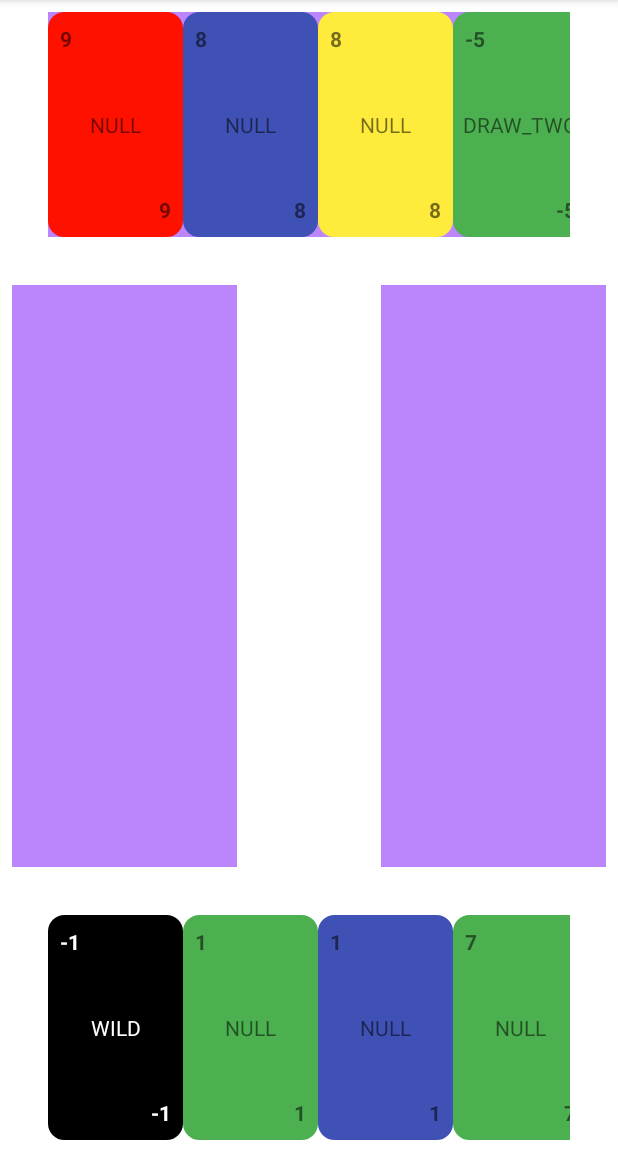
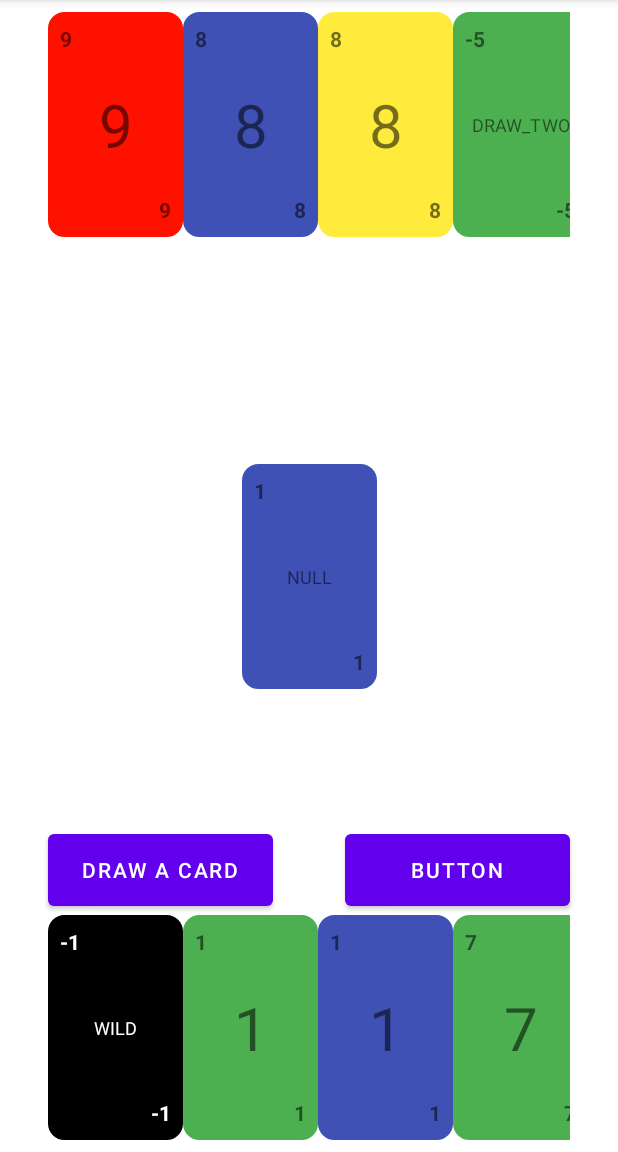
Before and after one commit to jacowarrion/ichi-project, an Android app: the OfflineGameActivity screen opened directly, with no data from a screen before it, on a phone screen of 412 x 824 dp, the part 84-1236 px from its top. Run offline under Robolectric (Android 15) with nearby library versions, the phone set to English and light mode, and no system bars.

Commit message:
abbozzo di interfaccia e sviluppo offline

```diff
--- a/app/src/main/java/com/example/ichiproject/GameManager.java
+++ b/app/src/main/java/com/example/ichiproject/GameManager.java
@@ -3,6 +3,7 @@ package com.example.ichiproject;
 import com.example.ichiproject.cards.Card;
 import com.example.ichiproject.enums.EnCardColor;
 import com.example.ichiproject.enums.EnCardEffect;
+import com.example.ichiproject.players.Bot;
 import com.example.ichiproject.players.Player;
 
 import java.util.ArrayList;
@@ -151,7 +152,9 @@ public class GameManager {
                 break;
         }
         lastPlayed.disableEffect();
-        _players.get(_currentPlayer).playTurn(this);
+        if(_players.get(_currentPlayer) instanceof Bot){
+            _players.get(_currentPlayer).playTurn(this);
+        }
     }
 
     private void nextPlayer() {
@@ -167,6 +170,7 @@ public class GameManager {
             System.out.println("\n\n\nVICOTRY\n\n\n");
             _players.remove(player);
         }
+        nextTurn();
         return _fieldDeck.add(card);
     }
 
--- a/app/src/main/java/com/example/ichiproject/game/OfflineGameActivity.java
+++ b/app/src/main/java/com/example/ichiproject/game/OfflineGameActivity.java
@@ -16,6 +16,7 @@ import com.example.ichiproject.GameManager;
 import com.example.ichiproject.R;
 import com.example.ichiproject.cards.Card;
 import com.example.ichiproject.enums.EnCardColor;
+import com.example.ichiproject.enums.EnCardEffect;
 import com.example.ichiproject.players.Bot;
 import com.example.ichiproject.players.Player;
 
@@ -25,27 +26,51 @@ public class OfflineGameActivity extends AppCompatActivity {
 
     private GameManager gameManager;
     private Player player;
-
+    private Card selectedCard = null;
+    private View selectedCardView = null;
+    private Card cardDrawn = null;
 
     @Override
     protected void onCreate(Bundle savedInstanceState) {
         super.onCreate(savedInstanceState);
         setContentView(R.layout.activity_offline_game);
         gameManager = new GameManager();
-        player = new Player(new Random().nextInt(), "player1");
+        player = new Player(1, "player1");
         gameManager.addPlayer(player);
-        Bot bot1 = new Bot(new Random().nextInt(), "bot1");
-        Bot bot2 = new Bot(new Random().nextInt(), "bot2");
-        Bot bot3 = new Bot(new Random().nextInt(), "bot3");
+        Bot bot1 = new Bot(2, "bot1");
         gameManager.addPlayer(bot1);
-        gameManager.addPlayer(bot2);
-        gameManager.addPlayer(bot3);
         gameManager.init();
-
+        setCardOnField(gameManager.getLastPlayedCard());
         LinearLayout layout = findViewById(R.id.playerHand);
 
+        this.setCardsOnPlayersHand(layout, player, false);
+
+        LinearLayout layout2 = findViewById(R.id.bot1Hand);
+        this.setCardsOnPlayersHand(layout2, bot1, true);
+
+        // bottone per giocare la carta
+        findViewById(R.id.playCardBtn).setOnClickListener(v -> {
+            if (selectedCard != null) {
+                if (gameManager.playCard(player, selectedCard)) {
+                    layout.removeView(selectedCardView);
+                    setCardOnField(selectedCard);
+                    selectedCard = null;
+                    selectedCardView = null;
+                }
+            }
+        });
+        findViewById(R.id.drawCardBtn).setOnClickListener(v -> {
+            if (cardDrawn == null) {
+                cardDrawn = player.draw(1, gameManager)[0];
+                ((TextView) v).setText("Pass turn");
+            } else {
+                gameManager.nextTurn();
+            }
+        });
+    }
+
+    private void setCardsOnPlayersHand(LinearLayout layout, Player player, boolean isBot) {
         for (Card card : player.getHand()) {
-
             View view = getLayoutInflater().inflate(R.layout.card, layout, false);
             view.getBackground().setColorFilter(getColor(card.getColorId()), PorterDuff.Mode.SRC_ATOP);
             TextView textView = view.findViewById(R.id.number_top);
@@ -53,34 +78,49 @@ public class OfflineGameActivity extends AppCompatActivity {
             TextView textView2 = view.findViewById(R.id.number_bottom);
             textView2.setText(String.valueOf(card.getNumber()));
             TextView textView3 = view.findViewById(R.id.symbol);
-            textView3.setText(String.valueOf(card.getEffect()));
-            if(card.getColor().equals(EnCardColor.NULL)){
+            if (card.getEffect().equals(EnCardEffect.NULL)) {
+                textView3.setText(String.valueOf(card.getNumber()));
+                textView3.setTextSize(40f);
+            } else {
+                textView3.setText(String.valueOf(card.getEffect()));
+            }
+            if (card.getColor().equals(EnCardColor.NULL)) {
                 textView.setTextColor(getColor(R.color.white));
                 textView2.setTextColor(getColor(R.color.white));
                 textView3.setTextColor(getColor(R.color.white));
             }
+            view.setOnClickListener(v -> {
+                if (gameManager.canPlayCard(card)) {
+                    // non posso giocare altre carte se ho pescato
+                    if (cardDrawn != null && card != cardDrawn) return;
+                    selectedCard = card;
+                    selectedCardView = v;
+                    System.out.println("can play card" + card);
+                } else {
+                    System.out.println("cant play card" + card);
+                }
+            });
             layout.addView(view);
         }
+    }
 
-        LinearLayout layout2 = findViewById(R.id.linearLayout);
-
-        for (Card card : bot1.getHand()) {
-
-            View view = getLayoutInflater().inflate(R.layout.card, layout2, false);
-            view.getBackground().setColorFilter(getColor(card.getColorId()), PorterDuff.Mode.SRC_ATOP);
-            TextView textView = view.findViewById(R.id.number_top);
-            textView.setText(String.valueOf(card.getNumber()));
-            TextView textView2 = view.findViewById(R.id.number_bottom);
-            textView2.setText(String.valueOf(card.getNumber()));
-            TextView textView3 = view.findViewById(R.id.symbol);
-            textView3.setText(String.valueOf(card.getEffect()));
-            if(card.getColor().equals(EnCardColor.NULL)){
-                textView.setTextColor(getColor(R.color.white));
-                textView2.setTextColor(getColor(R.color.white));
-                textView3.setTextColor(getColor(R.color.white));
-            }
-            layout2.addView(view);
+    private void setCardOnField(Card card) {
+        LinearLayout layout = findViewById(R.id.field);
+        layout.removeAllViews();
+        View view = getLayoutInflater().inflate(R.layout.card, layout, false);
+        view.getBackground().setColorFilter(getColor(card.getColorId()), PorterDuff.Mode.SRC_ATOP);
+        TextView textView = view.findViewById(R.id.number_top);
+        textView.setText(String.valueOf(card.getNumber()));
+        TextView textView2 = view.findViewById(R.id.number_bottom);
+        textView2.setText(String.valueOf(card.getNumber()));
+        TextView textView3 = view.findViewById(R.id.symbol);
+        textView3.setText(String.valueOf(card.getEffect()));
+        if (card.getColor().equals(EnCardColor.NULL)) {
+            textView.setTextColor(getColor(R.color.white));
+            textView2.setTextColor(getColor(R.color.white));
+            textView3.setTextColor(getColor(R.color.white));
         }
+        layout.addView(view);
 
     }
 }
--- a/app/src/main/java/com/example/ichiproject/players/Bot.java
+++ b/app/src/main/java/com/example/ichiproject/players/Bot.java
@@ -39,7 +39,7 @@ public class Bot extends Player{
         gameManager.nextTurn();
     }
 
-    public void playCard(GameManager gameManager, Card card){
+    public boolean playCard(GameManager gameManager, Card card){
         switch (card.getEffect()){
             case WILD:
             case WILD_DRAW_FOUR:
@@ -47,7 +47,7 @@ public class Bot extends Player{
             default:
                 break;
         }
-        gameManager.playCard(this, card);
+        return gameManager.playCard(this, card);
     }
 
 }
--- a/app/src/main/java/com/example/ichiproject/players/Player.java
+++ b/app/src/main/java/com/example/ichiproject/players/Player.java
@@ -28,12 +28,14 @@ public class Player {
     }
 
     public void playTurn(GameManager gameManager) {
-        ArrayList<Card> playableCards = gameManager.getPlayableCardsForPlayer(this);
-        if(playableCards.size() > 0) playCard(gameManager, playableCards.get(0));
-        gameManager.nextTurn();
+        //ArrayList<Card> playableCards = gameManager.getPlayableCardsForPlayer(this);
+        //if(playableCards.size() > 0) playCard(gameManager, playableCards.get(0));
+        //gameManager.nextTurn();
     }
 
-    public void playCard(GameManager gameManager, Card card){
+    public boolean playCard(GameManager gameManager, Card card){
+        System.out.println(gameManager.getCurrentPlayer().get_id() + " - " + get_id());
+        if(gameManager.getCurrentPlayer().get_id() != get_id()) return false;
         switch (card.getEffect()){
             case WILD:
                 card.setColor(EnCardColor.BLUE);
@@ -44,7 +46,7 @@ public class Player {
             default:
                 break;
         }
-        gameManager.playCard(this, card);
+        return gameManager.playCard(this, card);
     }
 
     public Card selectCard(int index) {
--- a/app/src/main/res/layout/activity_offline_game.xml
+++ b/app/src/main/res/layout/activity_offline_game.xml
@@ -6,31 +6,96 @@
     android:layout_height="match_parent"
     tools:context=".game.OfflineGameActivity">
 
-    <LinearLayout
+    <HorizontalScrollView
+        android:id="@+id/bot1Hand_scroll"
+        android:layout_width="0dp"
+        android:layout_height="150dp"
+        android:layout_marginStart="32dp"
+        android:layout_marginTop="8dp"
+        android:layout_marginEnd="32dp"
+        android:forceHasOverlappingRendering="true"
+        android:orientation="horizontal"
+        android:overScrollMode="always"
+        android:scrollbars="none"
+        app:layout_constraintEnd_toEndOf="parent"
+        app:layout_constraintStart_toStartOf="parent"
+        app:layout_constraintTop_toTopOf="parent"
+        tools:ignore="SpeakableTextPresentCheck">
+
+        <LinearLayout
+            android:id="@+id/bot1Hand"
+            android:layout_width="wrap_content"
+            android:layout_height="match_parent"
+            android:orientation="horizontal" />
+
+    </HorizontalScrollView>
+
+    <HorizontalScrollView
+        android:id="@+id/bot2Hand_scroll"
         android:layout_width="150dp"
         android:layout_height="0dp"
         android:layout_marginStart="8dp"
-        android:layout_marginTop="32dp"
-        android:layout_marginBottom="32dp"
-        android:background="@color/purple_200"
-        android:orientation="vertical"
-        app:layout_constraintBottom_toTopOf="@+id/playerHand_scroll"
+        android:layout_marginTop="200dp"
+        android:layout_marginBottom="200dp"
+        android:forceHasOverlappingRendering="true"
+        android:orientation="horizontal"
+        android:overScrollMode="always"
+        android:scrollbars="none"
+        app:layout_constraintBottom_toBottomOf="parent"
         app:layout_constraintStart_toStartOf="parent"
-        app:layout_constraintTop_toBottomOf="@+id/linearLayout"
-        app:layout_constraintVertical_bias="0.5" />
+        app:layout_constraintTop_toTopOf="parent"
+        app:layout_constraintVertical_bias="0.5"
+        tools:ignore="SpeakableTextPresentCheck">
+
+        <LinearLayout
+            android:id="@+id/bot2Hand"
+            android:layout_width="wrap_content"
+            android:layout_height="match_parent"
+            android:orientation="horizontal" />
+
+    </HorizontalScrollView>
+
+    <HorizontalScrollView
+        android:id="@+id/bot3Hand_scroll"
+        android:layout_width="150dp"
+        android:layout_height="0dp"
+        android:layout_marginTop="200dp"
+        android:layout_marginEnd="8dp"
+        android:layout_marginBottom="200dp"
+        android:forceHasOverlappingRendering="true"
+        android:orientation="horizontal"
+        android:overScrollMode="always"
+        android:scrollbars="none"
+        app:layout_constraintBottom_toBottomOf="parent"
+        app:layout_constraintEnd_toEndOf="parent"
+        app:layout_constraintTop_toTopOf="parent"
+        tools:ignore="SpeakableTextPresentCheck">
+
+        <LinearLayout
+            android:id="@+id/bot3Hand"
+            android:layout_width="wrap_content"
+            android:layout_height="match_parent"
+            android:orientation="horizontal" />
+
+    </HorizontalScrollView>
 
     <LinearLayout
-        android:layout_width="150dp"
-        android:layout_height="0dp"
-        android:layout_marginTop="32dp"
-        android:layout_marginEnd="8dp"
-        android:layout_marginBottom="32dp"
-        android:background="@color/purple_200"
-        android:orientation="vertical"
-        app:layout_constraintBottom_toTopOf="@+id/playerHand_scroll"
+        android:id="@+id/field"
+        android:layout_width="wrap_content"
+        android:layout_height="wrap_content"
+        android:orientation="horizontal"
+        app:layout_constraintBottom_toBottomOf="parent"
         app:layout_constraintEnd_toEndOf="parent"
-        app:layout_constraintTop_toBottomOf="@+id/linearLayout"
-        app:layout_constraintVertical_bias="0.5" />
+        app:layout_constraintHorizontal_bias="0.5"
+        app:layout_constraintStart_toStartOf="parent"
+        app:layout_constraintTop_toTopOf="parent"
+        app:layout_constraintVertical_bias="0.5"></LinearLayout>
+
+    <LinearLayout
+        android:id="@+id/linearLayout2"
+        android:layout_width="match_parent"
+        android:layout_height="match_parent"
+        android:orientation="vertical"></LinearLayout>
 
     <HorizontalScrollView
         android:id="@+id/playerHand_scroll"
@@ -53,22 +118,27 @@
             android:id="@+id/playerHand"
             android:layout_width="wrap_content"
             android:layout_height="match_parent"
-            android:orientation="horizontal"/>
+            android:orientation="horizontal" />
 
     </HorizontalScrollView>
 
-    <LinearLayout
-        android:id="@+id/linearLayout"
-        android:layout_width="0dp"
-        android:layout_height="150dp"
+    <Button
+        android:id="@+id/drawCardBtn"
+        android:layout_width="150dp"
+        android:layout_height="60dp"
         android:layout_marginStart="32dp"
-        android:layout_marginTop="8dp"
+        android:text="draw a card"
+        app:layout_constraintBottom_toTopOf="@+id/playerHand_scroll"
+        app:layout_constraintStart_toStartOf="parent" />
+
+    <Button
+        android:id="@+id/playCardBtn"
+        android:layout_width="150dp"
+        android:layout_height="60dp"
         android:layout_marginEnd="32dp"
-        android:background="@color/purple_200"
-        android:orientation="horizontal"
+        android:text="Button"
+        app:layout_constraintBottom_toTopOf="@+id/playerHand_scroll"
         app:layout_constraintEnd_toEndOf="parent"
-        app:layout_constraintHorizontal_bias="1.0"
-        app:layout_constraintStart_toStartOf="parent"
-        app:layout_constraintTop_toTopOf="parent" />
+        tools:text="play the card" />
 
 </androidx.constraintlayout.widget.ConstraintLayout>
--- a/app/src/main/res/layout/card.xml
+++ b/app/src/main/res/layout/card.xml
@@ -19,7 +19,8 @@
     <TextView
         android:id="@+id/symbol"
         android:layout_width="wrap_content"
-        android:layout_height="20dp"
+        android:layout_height="wrap_content"
+        android:textSize="12sp"
         app:layout_constraintBottom_toTopOf="@+id/number_bottom"
         app:layout_constraintEnd_toEndOf="parent"
         app:layout_constraintHorizontal_bias="0.5"
```
